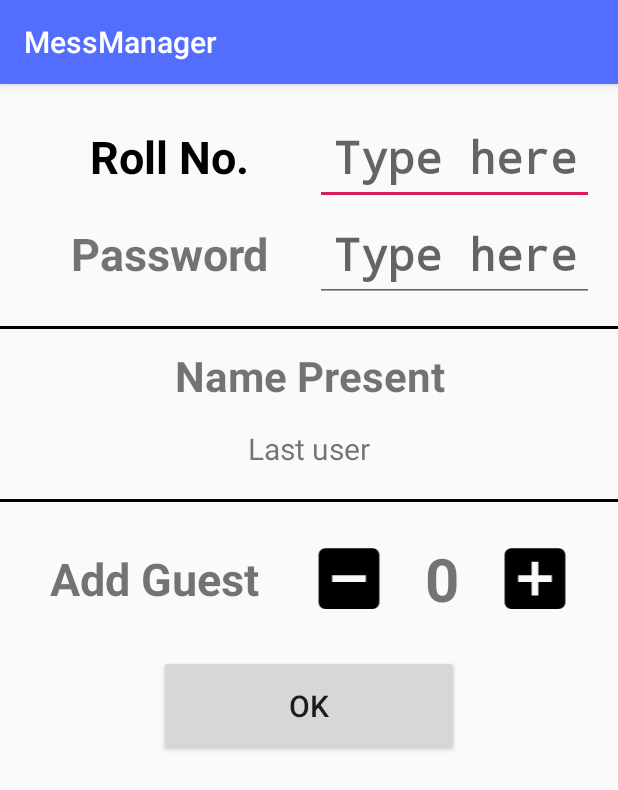
After one commit to bhoomikbhamawat/MessManager, an Android app: the AttendanceActivity screen opened directly, with no data from a screen before it, on a phone screen of 412 x 824 dp. The commit adds this screen. Shown: the top 790 px of the screen. Run offline under Robolectric (Android 15) with nearby library versions, the phone set to English and light mode, and no system bars.

Commit message:
Created AttendanceActivity

```diff
--- a/app/build.gradle
+++ b/app/build.gradle
@@ -24,7 +24,7 @@ dependencies {
     implementation fileTree(dir: 'libs', include: ['*.jar'])
     implementation 'androidx.appcompat:appcompat:1.0.2'
     implementation 'androidx.constraintlayout:constraintlayout:1.1.3'
-    implementation 'com.google.firebase:firebase-database:16.0.4'
+    implementation 'com.google.firebase:firebase-database:18.0.0'
     testImplementation 'junit:junit:4.12'
     androidTestImplementation 'androidx.test:runner:1.2.0'
     androidTestImplementation 'androidx.test.espresso:espresso-core:3.2.0'
--- a/app/src/main/AndroidManifest.xml
+++ b/app/src/main/AndroidManifest.xml
@@ -11,7 +11,8 @@
         android:roundIcon="@mipmap/ic_launcher_round"
         android:supportsRtl="true"
         android:theme="@style/AppTheme">
-        <activity android:name=".Dashboard"></activity>
+        <activity android:name=".AttendanceActivity"></activity>
+        <activity android:name=".Dashboard" />
         <activity android:name=".LoginActivity" />
         <activity android:name=".MainActivity">
             <intent-filter>
--- /dev/null
+++ b/app/src/main/java/com/example/messmanager/AttendanceActivity.java
@@ -0,0 +1,14 @@
+package com.example.messmanager;
+
+import androidx.appcompat.app.AppCompatActivity;
+
+import android.os.Bundle;
+
+public class AttendanceActivity extends AppCompatActivity {
+
+    @Override
+    protected void onCreate(Bundle savedInstanceState) {
+        super.onCreate(savedInstanceState);
+        setContentView(R.layout.activity_attendance);
+    }
+}
--- a/app/src/main/java/com/example/messmanager/Dashboard.java
+++ b/app/src/main/java/com/example/messmanager/Dashboard.java
@@ -1,14 +1,29 @@
 package com.example.messmanager;
 
 import androidx.appcompat.app.AppCompatActivity;
+import androidx.cardview.widget.CardView;
 
+import android.content.Intent;
 import android.os.Bundle;
+import android.view.View;
 
 public class Dashboard extends AppCompatActivity {
+
+    private CardView attendance;
 
     @Override
     protected void onCreate(Bundle savedInstanceState) {
         super.onCreate(savedInstanceState);
         setContentView(R.layout.activity_dashboard);
+
+        attendance=findViewById(R.id.attendance_cardview);
+
+        attendance.setOnClickListener(new View.OnClickListener() {
+            @Override
+            public void onClick(View view) {
+                Intent intent=new Intent(Dashboard.this,AttendanceActivity.class);
+                startActivity(intent);
+            }
+        });
     }
 }
--- /dev/null
+++ b/app/src/main/res/drawable/ic_add_box_black_24dp.xml
@@ -0,0 +1,9 @@
+<vector xmlns:android="http://schemas.android.com/apk/res/android"
+        android:width="24dp"
+        android:height="24dp"
+        android:viewportWidth="24.0"
+        android:viewportHeight="24.0">
+    <path
+        android:fillColor="#FF000000"
+        android:pathData="M19,3L5,3c-1.11,0 -2,0.9 -2,2v14c0,1.1 0.89,2 2,2h14c1.1,0 2,-0.9 2,-2L21,5c0,-1.1 -0.9,-2 -2,-2zM17,13h-4v4h-2v-4L7,13v-2h4L11,7h2v4h4v2z"/>
+</vector>
--- /dev/null
+++ b/app/src/main/res/drawable/ic_indeterminate_check_box_black_24dp.xml
@@ -0,0 +1,9 @@
+<vector xmlns:android="http://schemas.android.com/apk/res/android"
+        android:width="24dp"
+        android:height="24dp"
+        android:viewportWidth="24.0"
+        android:viewportHeight="24.0">
+    <path
+        android:fillColor="#FF000000"
+        android:pathData="M19,3L5,3c-1.1,0 -2,0.9 -2,2v14c0,1.1 0.9,2 2,2h14c1.1,0 2,-0.9 2,-2L21,5c0,-1.1 -0.9,-2 -2,-2zM17,13L7,13v-2h10v2z"/>
+</vector>
--- /dev/null
+++ b/app/src/main/res/layout/activity_attendance.xml
@@ -0,0 +1,179 @@
+<?xml version="1.0" encoding="utf-8"?>
+<ScrollView xmlns:android="http://schemas.android.com/apk/res/android"
+    xmlns:app="http://schemas.android.com/apk/res-auto"
+    xmlns:tools="http://schemas.android.com/tools"
+    android:layout_width="match_parent"
+    android:layout_height="match_parent"
+    tools:context=".AttendanceActivity">
+
+
+    <LinearLayout
+        android:layout_width="match_parent"
+        android:layout_height="wrap_content"
+        android:orientation="vertical"
+        android:id="@+id/local_parent_ll">
+        <LinearLayout
+            android:layout_width="match_parent"
+            android:layout_height="wrap_content"
+            android:layout_weight="10"
+            android:paddingTop="16dp"
+            android:paddingRight="16dp"
+            android:paddingLeft="16dp"
+            android:orientation="horizontal">
+            <TextView
+                android:layout_width="wrap_content"
+                android:layout_height="wrap_content"
+                android:textStyle="bold"
+                android:text="Roll No."
+                android:textColor="@color/black_color"
+                android:layout_weight="5"
+
+                android:textSize="30dp"
+                android:gravity="center"
+                android:layout_marginBottom="20dp"
+                />
+            <EditText
+                android:layout_width="wrap_content"
+                android:layout_height="wrap_content"
+                android:padding="12dp"
+                android:hint="Type here"
+                android:textColor="@android:color/black"
+                android:maxLength="8"
+                android:inputType="number"
+                android:textStyle="bold"
+                android:fontFamily="monospace"
+                android:imeOptions="actionDone"
+                android:singleLine="true"
+                android:textSize="30dp"
+
+                android:gravity="center"/>
+        </LinearLayout>
+
+        <LinearLayout
+            android:layout_width="match_parent"
+            android:layout_height="wrap_content"
+            android:layout_weight="10"
+            android:paddingBottom="16dp"
+            android:paddingRight="16dp"
+            android:paddingLeft="16dp"
+            android:orientation="horizontal">
+            <TextView
+                android:layout_width="wrap_content"
+                android:layout_height="wrap_content"
+                android:textStyle="bold"
+                android:text="Password"
+                android:layout_weight="5"
+
+                android:textSize="30dp"
+                android:gravity="center"
+                android:layout_marginBottom="20dp"
+                />
+            <EditText
+                android:layout_width="wrap_content"
+                android:layout_height="wrap_content"
+                android:padding="12dp"
+                android:hint="Type here"
+                android:textColor="@android:color/black"
+                android:maxLength="4"
+                android:inputType="number"
+                android:textStyle="bold"
+                android:fontFamily="monospace"
+                android:imeOptions="actionDone"
+                android:singleLine="true"
+                android:textSize="30dp"
+
+                android:gravity="center"/>
+        </LinearLayout>
+
+        <View
+            android:layout_width="match_parent"
+            android:layout_height="2dp"
+            android:background="@android:color/black"
+            ></View>
+        <TextView
+            android:layout_width="match_parent"
+            android:layout_height="wrap_content"
+            android:paddingTop="12dp"
+            android:textStyle="bold"
+            android:text="Name Present"
+            android:textSize="28dp"
+            android:gravity="center"
+            android:layout_marginBottom="16dp"
+            />
+        <TextView
+            android:layout_width="match_parent"
+            android:layout_height="wrap_content"
+
+            android:text="Last user"
+            android:textSize="20dp"
+            android:gravity="center"
+            android:layout_marginBottom="20dp"
+            />
+        <View
+            android:layout_width="match_parent"
+            android:layout_height="2dp"
+            android:background="@android:color/black"
+            ></View>
+
+        <LinearLayout
+            android:layout_width="match_parent"
+            android:layout_height="wrap_content"
+            android:orientation="horizontal"
+            android:layout_gravity="center"
+            android:gravity="center"
+            android:layout_weight="10"
+            android:layout_marginTop="20dp"
+            android:layout_marginBottom="20dp"
+            android:padding="4dp">
+            <TextView
+                android:layout_width="wrap_content"
+                android:layout_height="match_parent"
+                android:text="Add Guest"
+                android:textStyle="bold"
+                android:layout_weight="3"
+                android:gravity="center"
+                android:textSize="30dp"/>
+
+            <ImageView
+                android:layout_width="wrap_content"
+                android:layout_height="match_parent"
+                android:layout_weight="2"
+                android:src="@drawable/ic_indeterminate_check_box_black_24dp"/>
+            <TextView
+                android:layout_width="wrap_content"
+                android:layout_height="match_parent"
+                android:layout_weight="2"
+                android:text="0"
+                android:layout_gravity="center"
+                android:gravity="center"
+                android:textSize="40dp"
+                android:textStyle="bold" />
+            <ImageView
+                android:layout_width="wrap_content"
+                android:layout_height="match_parent"
+                android:layout_weight="2"
+                android:paddingRight="20dp"
+                android:src="@drawable/ic_add_box_black_24dp"/>
+
+
+
+
+        </LinearLayout>
+        <Button
+            android:id="@+id/button_ok"
+            android:layout_width="200dp"
+            android:layout_height="match_parent"
+            android:gravity="center"
+            android:textSize="20dp"
+            android:padding="20dp"
+            android:text="OK"
+            android:layout_gravity="center" />
+
+
+
+
+
+    </LinearLayout>
+
+
+</ScrollView>
--- a/app/src/main/res/layout/activity_dashboard.xml
+++ b/app/src/main/res/layout/activity_dashboard.xml
@@ -150,6 +150,7 @@
                 android:layout_height="wrap_content"
                 android:backgroundTint="@color/blue"
                 android:layout_columnWeight="1"
+                android:id="@+id/attendance_cardview"
                android:layout_margin="4dp"
                 android:layout_rowWeight="1"
                 app:cardCornerRadius="8dp">
```
